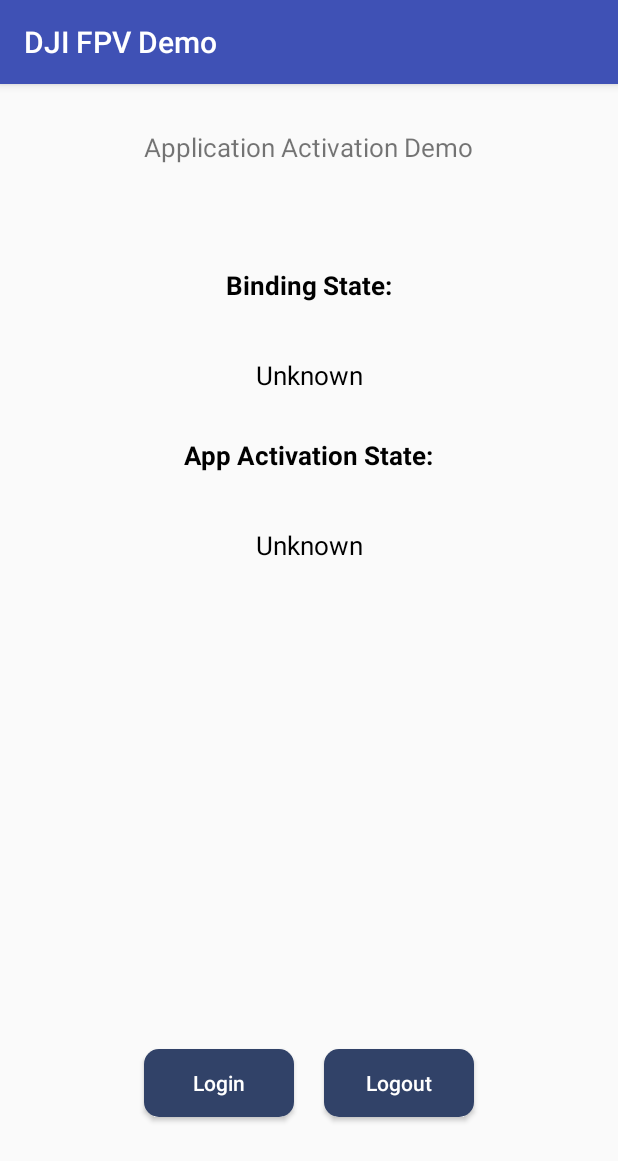
After one commit to zjhvbs/djiyolo, an Android app: the LoginVerify screen opened directly, with no data from a screen before it, on a phone screen of 412 x 824 dp. The commit adds this screen. Shown: the top 1161 px of the screen. Run offline under Robolectric (Android 15) with nearby library versions, the phone set to English and light mode, and no system bars; libraries missing offline, so code that uses them is left out: dji.common.error, dji.common.realname, dji.common.useraccount, dji.common.util, dji.sdk.realname and 2 more; 4 statements that could not run were skipped.

Commit message:
完成APP的绑定与激活

```diff
--- a/app/src/main/AndroidManifest.xml
+++ b/app/src/main/AndroidManifest.xml
@@ -77,6 +77,8 @@
         </activity>
         <activity android:name=".MainActivity"
             android:screenOrientation="landscape"></activity>
+        <activity android:name=".LoginVerify"
+            android:screenOrientation="portrait"></activity>
     </application>
 
 </manifest>
--- a/app/src/main/java/com/dji/importsdkdemo/ConnectionActivity.java
+++ b/app/src/main/java/com/dji/importsdkdemo/ConnectionActivity.java
@@ -253,7 +253,7 @@ public class ConnectionActivity extends Activity implements View.OnClickListener
     public void onClick(View v) {
         switch(v.getId()){
             case R.id.btn_open:{
-                Intent intent = new Intent(this,MainActivity.class);
+                Intent intent = new Intent(this,LoginVerify.class);
                 startActivity(intent);
                 break;
             }
--- /dev/null
+++ b/app/src/main/java/com/dji/importsdkdemo/LoginVerify.java
@@ -0,0 +1,203 @@
+package com.dji.importsdkdemo;
+
+import android.content.Intent;
+import android.os.Bundle;
+import android.util.Log;
+import android.view.View;
+import android.widget.Button;
+import android.widget.TextView;
+import android.widget.Toast;
+
+import androidx.appcompat.app.AppCompatActivity;
+
+import dji.common.error.DJIError;
+import dji.common.realname.AircraftBindingState;
+import dji.common.realname.AppActivationState;
+import dji.common.useraccount.UserAccountState;
+import dji.common.util.CommonCallbacks;
+import dji.sdk.realname.AppActivationManager;
+import dji.sdk.sdkmanager.DJISDKManager;
+import dji.sdk.useraccount.UserAccountManager;
+
+public class LoginVerify extends AppCompatActivity implements View.OnClickListener {
+    private  static final String TAG = LoginVerify.class.getName();
+    protected Button loginBtn;
+    protected Button logoutBtn;
+    protected TextView bindingStateTV;
+    protected TextView appActivitionStateTV;
+    private AppActivationManager appActivationManager;
+    private AppActivationState.AppActivationStateListener activationStateListener;
+    private AircraftBindingState.AircraftBindingStateListener bindingStateListener;
+    @Override
+    protected void onCreate(Bundle savedInstanceState) {
+        super.onCreate(savedInstanceState);
+
+        setContentView(R.layout.activtiy_login);
+
+        initUI();
+        initData();
+
+    }
+
+    private void initData() {
+        setUpListener();
+
+        appActivationManager = DJISDKManager.getInstance().getAppActivationManager();
+
+        if(appActivationManager != null){
+            appActivationManager.addAppActivationStateListener(activationStateListener);
+            appActivationManager.addAircraftBindingStateListener(bindingStateListener);
+            LoginVerify.this.runOnUiThread(new Runnable() {
+                @Override
+                public void run() {
+                    appActivitionStateTV.setText(""+appActivationManager.getAppActivationState());
+                    bindingStateTV.setText(""+appActivationManager.getAircraftBindingState());
+                }
+            });
+        }
+    }
+
+    private void initUI() {
+        bindingStateTV = findViewById(R.id.tv_binding_state_info);
+        appActivitionStateTV = findViewById(R.id.tv_activation_state_info);
+        loginBtn = findViewById(R.id.btn_login);
+        logoutBtn = findViewById(R.id.btn_logout);
+        loginBtn.setOnClickListener(this);
+        logoutBtn.setOnClickListener(this);
+    }
+
+
+
+    @Override
+    public void onResume() {
+        Log.e(TAG, "onResume");
+        setUpListener();
+        super.onResume();
+    }
+
+    private void setUpListener() {
+        activationStateListener = new AppActivationState.AppActivationStateListener() {
+            @Override
+            public void onUpdate(final AppActivationState appActivationState) {
+                LoginVerify.this.runOnUiThread(new Runnable() {
+                    @Override
+                    public void run() {
+                        appActivitionStateTV.setText(""+appActivationState);                 }
+                });
+            }
+        };
+        bindingStateListener = new AircraftBindingState.AircraftBindingStateListener() {
+            @Override
+            public void onUpdate(final AircraftBindingState aircraftBindingState) {
+                LoginVerify.this.runOnUiThread(new Runnable() {
+                    @Override
+                    public void run() {
+                        bindingStateTV.setText(""+aircraftBindingState);
+                    }
+                });
+            }
+        };
+    }
+    @Override
+    public void onPause() {
+        Log.e(TAG, "onPause");
+        super.onPause();
+    }
+    @Override
+    public void onStop() {
+        Log.e(TAG, "onStop");
+        super.onStop();
+    }
+    public void onReturn(View view){
+        Log.e(TAG, "onReturn");
+        this.finish();
+    }
+    @Override
+    protected void onDestroy() {
+        Log.e(TAG, "onDestroy");
+        tearDownListener();
+        super.onDestroy();
+    }
+
+    private void tearDownListener() {
+        if (activationStateListener != null) {
+            appActivationManager.removeAppActivationStateListener(activationStateListener);
+            LoginVerify.this.runOnUiThread(new Runnable() {
+                @Override
+                public void run() {
+                    appActivitionStateTV.setText("Unknown");
+                }
+
+            });
+
+        }
+        if (bindingStateListener !=null) {
+            appActivationManager.removeAircraftBindingStateListener(bindingStateListener);
+            LoginVerify.this.runOnUiThread(new Runnable() {
+                @Override
+                public void run() {
+                    bindingStateTV.setText("Unknown");
+                }
+            });
+        }
+
+    }
+
+    @Override
+    public void onClick(View v) {
+        switch(v.getId()){
+            case R.id.btn_login:{
+                showToast("loginclick");
+                loginAccount();
+                break;
+            }
+            case R.id.btn_logout:{
+                logoutAccount();
+                break;
+            }
+            default:
+                break;
+        }
+
+    }
+
+    private void logoutAccount() {
+        UserAccountManager.getInstance().logoutOfDJIUserAccount(new CommonCallbacks.CompletionCallback() {
+            @Override
+            public void onResult(DJIError djiError) {
+                if (null ==djiError){
+                    showToast("logout,success");
+
+                }else{
+                    showToast("logout,error"+ djiError.getDescription());
+                }
+            }
+        });
+
+    }
+
+    private void loginAccount() {
+        UserAccountManager.getInstance().logIntoDJIUserAccount(this, new CommonCallbacks.CompletionCallbackWith<UserAccountState>() {
+            @Override
+            public void onSuccess(UserAccountState userAccountState) {
+                showToast("login,Success");
+                Intent intent = new Intent(LoginVerify.this,MainActivity.class);
+                startActivity(intent);
+            }
+
+            @Override
+            public void onFailure(DJIError djiError) {
+                showToast("login,Fauile"+djiError.getDescription());
+            }
+        });
+    }
+
+    private void showToast(final String s) {
+        runOnUiThread(new Runnable() {
+            @Override
+            public void run() {
+                Toast.makeText(LoginVerify.this,s,Toast.LENGTH_LONG).show();
+            }
+        });
+    }
+}
--- a/app/src/main/res/layout/activtiy_login.xml
+++ b/app/src/main/res/layout/activtiy_login.xml
@@ -1,6 +1,84 @@
 <?xml version="1.0" encoding="utf-8"?>
-<LinearLayout xmlns:android="http://schemas.android.com/apk/res/android"
-    android:orientation="vertical" android:layout_width="match_parent"
-    android:layout_height="match_parent">
+<RelativeLayout xmlns:android="http://schemas.android.com/apk/res/android"
+    android:layout_width="match_parent"
+    android:layout_height="match_parent"
+    android:orientation="vertical">
 
-</LinearLayout>
+    <TextView
+        android:id="@+id/textView"
+        android:layout_width="wrap_content"
+        android:layout_height="wrap_content"
+        android:layout_marginTop="30dp"
+        android:text="Application Activation Demo"
+        android:textSize="17sp"
+        android:layout_alignParentTop="true"
+        android:layout_centerHorizontal="true" />
+
+    <TextView
+        android:id="@+id/binding_state_label"
+        android:layout_width="wrap_content"
+        android:layout_height="60dp"
+        android:layout_below="@+id/textView"
+        android:layout_centerHorizontal="true"
+        android:layout_gravity="center_horizontal"
+        android:layout_marginTop="50dp"
+        android:gravity="center"
+        android:text="Binding State:"
+        android:textColor="@color/colorBlack"
+        android:textSize="17sp"
+        android:textStyle="bold" />
+
+    <TextView
+        android:id="@+id/tv_binding_state_info"
+        android:layout_width="220dp"
+        android:layout_height="60dp"
+        android:layout_below="@+id/binding_state_label"
+        android:layout_centerHorizontal="true"
+        android:layout_gravity="center_horizontal"
+        android:gravity="center"
+        android:text="Unknown"
+        android:textColor="@color/colorBlack"
+        android:textSize="17sp" />
+
+    <TextView
+        android:id="@+id/activation_state_label"
+        android:layout_width="wrap_content"
+        android:layout_height="60dp"
+        android:layout_below="@+id/tv_binding_state_info"
+        android:layout_centerHorizontal="true"
+        android:layout_marginTop="11dp"
+        android:text="App Activation State:"
+        android:textColor="@color/colorBlack"
+        android:textSize="17sp"
+        android:textStyle="bold" />
+
+    <TextView
+        android:id="@+id/tv_activation_state_info"
+        android:layout_width="220dp"
+        android:layout_height="60dp"
+        android:layout_alignEnd="@+id/tv_binding_state_info"
+        android:layout_below="@+id/activation_state_label"
+        android:text="Unknown"
+        android:textAlignment="center"
+        android:textColor="@color/colorBlack"
+        android:textSize="17sp" />
+
+    <Button
+        android:id="@+id/btn_login"
+        style="@style/common_button"
+        android:layout_alignParentBottom="true"
+        android:layout_alignStart="@+id/tv_activation_state_info"
+        android:layout_gravity="center_horizontal"
+        android:layout_marginBottom="79dp"
+        android:text="Login" />
+
+    <Button
+        android:id="@+id/btn_logout"
+        style="@style/common_button"
+        android:layout_alignParentBottom="true"
+        android:layout_alignEnd="@+id/tv_activation_state_info"
+        android:layout_gravity="center_horizontal"
+        android:layout_marginBottom="79dp"
+        android:text="Logout" />
+
+</RelativeLayout>
--- a/app/src/main/res/values/styles.xml
+++ b/app/src/main/res/values/styles.xml
@@ -7,5 +7,16 @@
         <item name="colorPrimaryDark">@color/colorPrimaryDark</item>
         <item name="colorAccent">@color/colorAccent</item>
     </style>
+    <style name="common_button">
+        <item name="android:layout_width">100dp</item>
+        <item name="android:layout_height">45dp</item>
+        <item name="android:layout_marginTop">10dp</item>
+        <item name="android:background">@drawable/round_btn</item>
+        <item name="android:paddingLeft">5dp</item>
+        <item name="android:paddingRight">5dp</item>
+        <item name="android:textAllCaps">false</item>
+        <item name="android:textColor">@android:color/white</item>
+        <item name="android:textSize">14sp</item>
+    </style>
 
 </resources>
```
